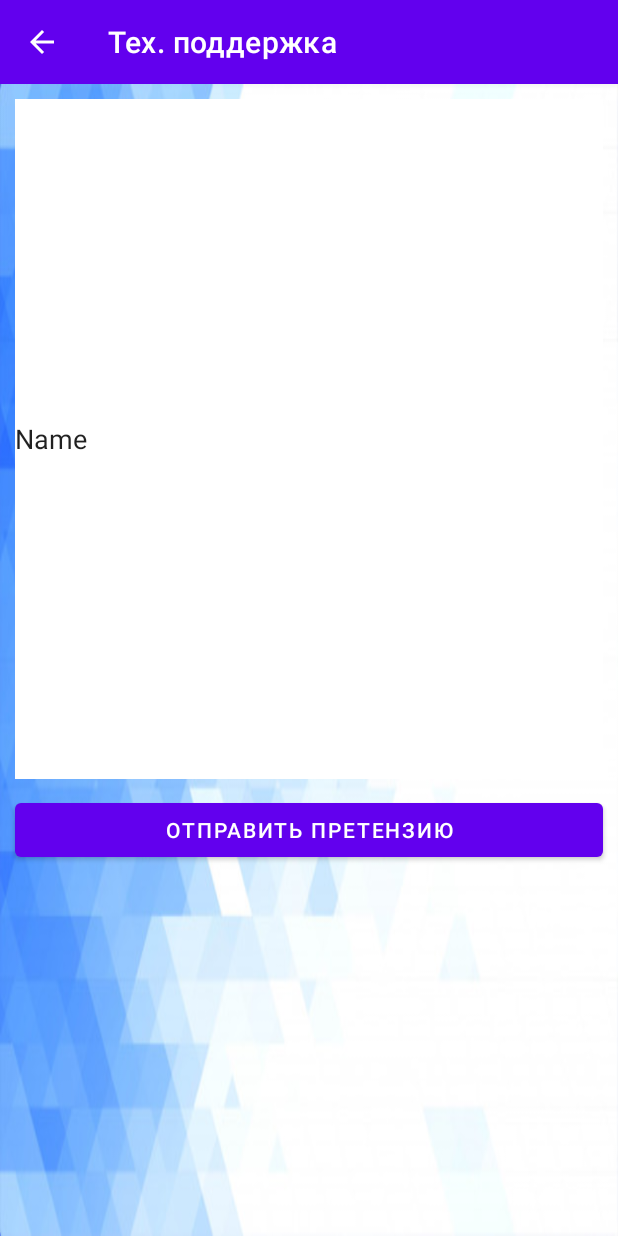
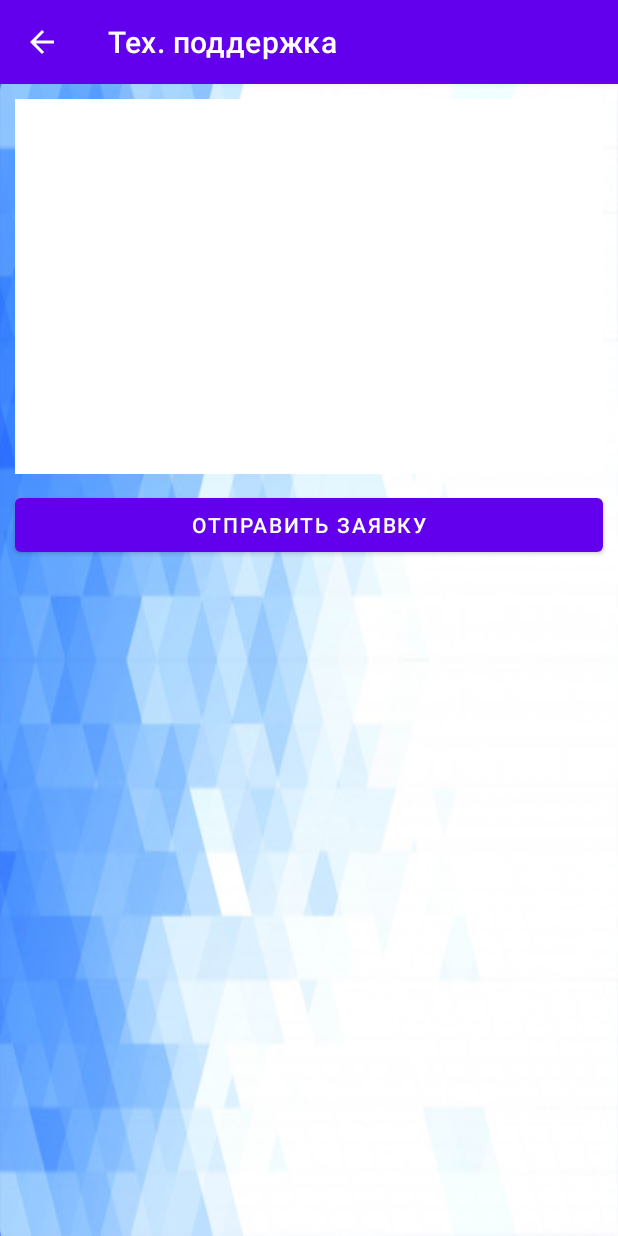
Before and after one commit to cattec/WorkAssistant, an Android app: the SupportActivity screen opened directly, with no data from a screen before it, on a phone screen of 412 x 824 dp. Run offline under Robolectric (Android 15) with nearby library versions, the phone set to English and light mode, and no system bars; network calls fail.

Commit message:
update all library

```diff
--- a/app/src/main/java/com/example/workassistant/ChannelActivity.kt
+++ b/app/src/main/java/com/example/workassistant/ChannelActivity.kt
@@ -17,7 +17,7 @@ import com.getstream.sdk.chat.viewmodel.messages.MessageListViewModel
 import com.getstream.sdk.chat.viewmodel.messages.MessageListViewModel.Mode.Normal
 import com.getstream.sdk.chat.viewmodel.messages.MessageListViewModel.Mode.Thread
 import com.getstream.sdk.chat.viewmodel.messages.MessageListViewModel.State.NavigateUp
-import com.getstream.sdk.chat.viewmodel.messages.bindView
+//import com.getstream.sdk.chat.viewmodel.messages.bindView
 import io.getstream.chat.android.client.models.Channel
 
 class ChannelActivity : AppCompatActivity() {
@@ -47,7 +47,7 @@ class ChannelActivity : AppCompatActivity() {
 
             // Step 2 - Bind the view and ViewModels, they are loosely coupled so it's easy to customize
             channelHeaderViewModel.bindView(findViewById(R.id.channelHeaderView),this)
-            messageListViewModel.bindView(findViewById(R.id.messageListView),this)
+            //messageListViewModel.bindView(findViewById(R.id.messageListView),this)
             messageInputViewModel.bindView(findViewById(R.id.messageInputView),this)
 
             // Step 3 - Let the message input know when we open a thread
--- a/app/src/main/res/layout/support_screen.xml
+++ b/app/src/main/res/layout/support_screen.xml
@@ -25,18 +25,14 @@
             <EditText
                 android:id="@+id/editTextTextPersonName"
                 android:layout_width="match_parent"
-                android:layout_height="453dp"
+                android:layout_height="250dp"
                 android:layout_marginLeft="10dp"
                 android:layout_marginTop="10dp"
                 android:layout_marginRight="10dp"
                 android:layout_marginBottom="10dp"
                 android:background="@color/white"
-                android:ems="10"
-                android:hapticFeedbackEnabled="false"
-                android:inputType="textPersonName"
-                android:scrollbarAlwaysDrawHorizontalTrack="false"
-                android:scrollbarAlwaysDrawVerticalTrack="false"
-                android:text="Name" />
+                android:gravity="top"
+                android:inputType="textMultiLine" />
 
             <Button
                 android:id="@+id/button2"
@@ -44,7 +40,7 @@
                 android:layout_height="wrap_content"
                 android:layout_marginLeft="10dp"
                 android:layout_marginRight="10dp"
-                android:text="Отправить претензию" />
+                android:text="Отправить заявку" />
         </LinearLayout>
 
     </LinearLayout>
```
Also changed, not shown: app/build.gradle (+17 -19 lines), app/src/main/java/com/example/workassistant/MainActivity.kt (+18 -7 lines), app/src/main/java/com/example/workassistant/UserCardActivity.kt (+11 -15 lines).
